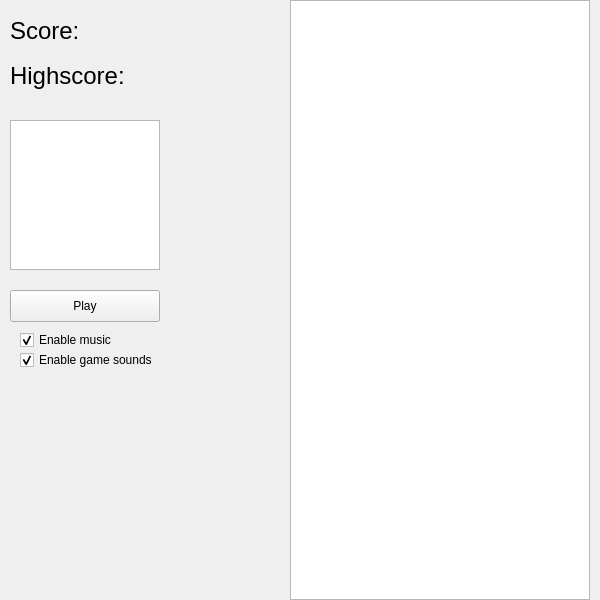
The window that tetris.ui (trygvevang/MiniGames) describes before a commit, drawn with Qt 5.
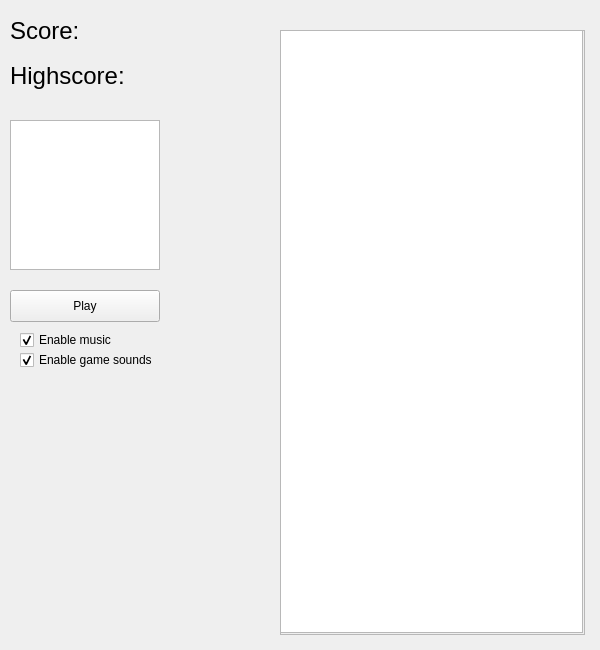
The same window after the commit.

Commit message: Softdrop is now working. Changing random generation, now uses time.

Diff of the .ui file:
```diff
--- a/tetris.ui
+++ b/tetris.ui
@@ -7,7 +7,7 @@
     <x>0</x>
     <y>0</y>
     <width>600</width>
-    <height>600</height>
+    <height>650</height>
    </rect>
   </property>
   <property name="minimumSize">
@@ -19,7 +19,7 @@
   <property name="maximumSize">
    <size>
     <width>600</width>
-    <height>600</height>
+    <height>650</height>
    </size>
   </property>
   <property name="windowTitle">
@@ -28,10 +28,10 @@
   <widget class="QFrame" name="board">
    <property name="geometry">
     <rect>
-     <x>290</x>
-     <y>0</y>
-     <width>300</width>
-     <height>600</height>
+     <x>280</x>
+     <y>30</y>
+     <width>305</width>
+     <height>605</height>
     </rect>
    </property>
    <property name="frameShape">
@@ -45,8 +45,8 @@
      <rect>
       <x>0</x>
       <y>0</y>
-      <width>300</width>
-      <height>600</height>
+      <width>303</width>
+      <height>603</height>
      </rect>
     </property>
     <property name="sizePolicy">
@@ -63,8 +63,8 @@
     </property>
     <property name="maximumSize">
      <size>
-      <width>300</width>
-      <height>600</height>
+      <width>305</width>
+      <height>605</height>
      </size>
     </property>
     <property name="verticalScrollBarPolicy">
```
The commit also changes 2 other files.
